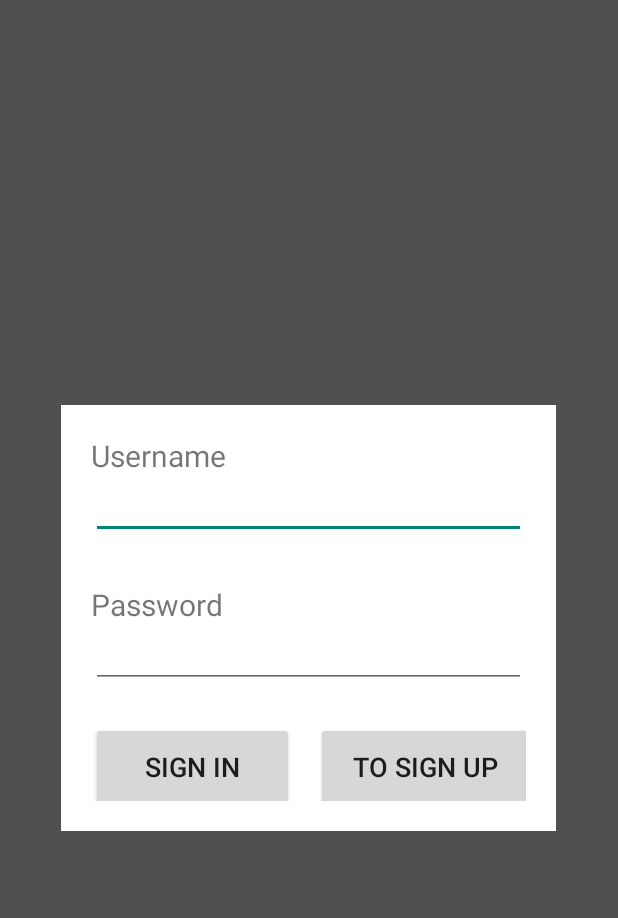
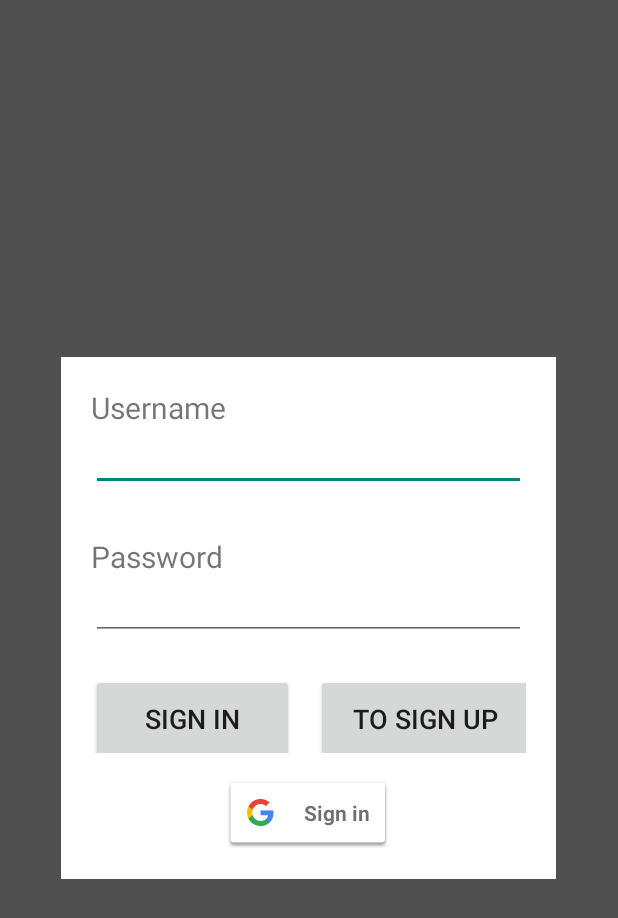
Before and after one commit to ioan45/HolidayDestinationsApp, an Android app: the screen it shows after launch (SignInActivity), on a phone screen of 412 x 824 dp. Shown: the top 918 px of the screen. Run offline under Robolectric (Android 15) with nearby library versions, the phone set to English and light mode, and no system bars.

Commit message:
Added Google SignIn

```diff
--- a/app/src/main/AndroidManifest.xml
+++ b/app/src/main/AndroidManifest.xml
@@ -1,7 +1,7 @@
 <?xml version="1.0" encoding="utf-8"?>
 <manifest xmlns:android="http://schemas.android.com/apk/res/android"
-    xmlns:tools="http://schemas.android.com/tools" >
-
+    xmlns:tools="http://schemas.android.com/tools"
+    package="com.example.holidaydestinationsapp">
     <uses-permission android:name="android.permission.READ_EXTERNAL_STORAGE" />
 
     <application
--- a/app/src/main/java/com/example/holidaydestinationsapp/SignInActivity.java
+++ b/app/src/main/java/com/example/holidaydestinationsapp/SignInActivity.java
@@ -1,16 +1,30 @@
 package com.example.holidaydestinationsapp;
 
+import androidx.activity.result.ActivityResult;
+import androidx.activity.result.ActivityResultCallback;
+import androidx.activity.result.ActivityResultLauncher;
+import androidx.activity.result.contract.ActivityResultContracts;
 import androidx.appcompat.app.AppCompatActivity;
 
+import android.app.Activity;
 import android.content.Intent;
 import android.database.Cursor;
 import android.os.Bundle;
 import android.view.View;
 import android.widget.*;
 
+import com.google.android.gms.auth.api.signin.GoogleSignIn;
+import com.google.android.gms.auth.api.signin.GoogleSignInAccount;
+import com.google.android.gms.auth.api.signin.GoogleSignInClient;
+import com.google.android.gms.auth.api.signin.GoogleSignInOptions;
+import com.google.android.gms.common.api.ApiException;
+import com.google.android.gms.tasks.Task;
+
 import java.util.UUID;
 
 public class SignInActivity extends AppCompatActivity {
+    private static final int RC_SIGN_IN = 100;
+
     private EditText usernameInput;
     private EditText passwordInput;
     private Button signInButton;
@@ -36,13 +50,58 @@ public class SignInActivity extends AppCompatActivity {
         spManager = SharedPreferencesManager.getInstance(this);
         signInButton.setOnClickListener(this::onClickSignInButton);
         signUpButton.setOnClickListener(this::onClickSignUpButton);
+        findViewById(R.id.sign_in_button).setOnClickListener(this::onClickSignInGoogleButton);
 
         isSigningIn = false;
         passwordToCheck = null;
+
+        GoogleSignInOptions gso = new GoogleSignInOptions.Builder(GoogleSignInOptions.DEFAULT_SIGN_IN)
+                .requestEmail()
+                .build();
+        User.googleSignInClient = GoogleSignIn.getClient(this, gso);
+    }
+
+    @Override
+    protected void onStart() {
+        super.onStart();
+        GoogleSignInAccount account = GoogleSignIn.getLastSignedInAccount(this);
+        if (account != null) {
+            // Google user already signed in.
+            User.signedInUser = new User(-1, account.getDisplayName());
+            this.startActivity(new Intent(this, HomeActivity.class));
+        }
+    }
+
+    @Override
+    public void onActivityResult(int requestCode, int resultCode, Intent data) {
+        super.onActivityResult(requestCode, resultCode, data);
+
+        // Result returned from launching the Intent from GoogleSignInClient.getSignInIntent(...);
+        if (requestCode == RC_SIGN_IN) {
+            Task<GoogleSignInAccount> task = GoogleSignIn.getSignedInAccountFromIntent(data);
+            handleSignInResult(task);
+        }
     }
 
     public void onClickSignUpButton(View v) {
         this.startActivity(new Intent(this, SignUpActivity.class));
+    }
+
+    public void onClickSignInGoogleButton(View v) {
+        Intent signInIntent = User.googleSignInClient.getSignInIntent();
+        startActivityForResult(signInIntent, RC_SIGN_IN);
+    }
+
+    private void handleSignInResult(Task<GoogleSignInAccount> completedTask) {
+        try {
+            GoogleSignInAccount account = completedTask.getResult(ApiException.class);
+            // Google user signed in.
+            User.signedInUser = new User(-1, account.getDisplayName());
+            this.startActivity(new Intent(this, HomeActivity.class));
+        } catch (ApiException e) {
+            finish();
+            startActivity(getIntent());
+        }
     }
 
     public void onClickSignInButton(View v) {
--- a/app/src/main/java/com/example/holidaydestinationsapp/User.java
+++ b/app/src/main/java/com/example/holidaydestinationsapp/User.java
@@ -1,7 +1,10 @@
 package com.example.holidaydestinationsapp;
+
+import com.google.android.gms.auth.api.signin.GoogleSignInClient;
 
 public class User {
     public static User signedInUser = null;
+    public static GoogleSignInClient googleSignInClient = null;
 
     private final int id;
     private final String username;
--- a/app/src/main/res/layout-land/activity_sign_in.xml
+++ b/app/src/main/res/layout-land/activity_sign_in.xml
@@ -62,5 +62,11 @@
                 android:textSize="18sp"
                 />
         </LinearLayout>
+        <com.google.android.gms.common.SignInButton
+            android:id="@+id/sign_in_button"
+            android:layout_width="wrap_content"
+            android:layout_height="wrap_content"
+            android:layout_gravity="center"
+            android:layout_marginTop="15dp"/>
     </LinearLayout>
 </RelativeLayout>
--- a/app/src/main/res/layout/activity_sign_in.xml
+++ b/app/src/main/res/layout/activity_sign_in.xml
@@ -62,5 +62,11 @@
                 android:textSize="18sp"
                 />
         </LinearLayout>
+        <com.google.android.gms.common.SignInButton
+            android:id="@+id/sign_in_button"
+            android:layout_width="wrap_content"
+            android:layout_height="wrap_content"
+            android:layout_gravity="center"
+            android:layout_marginTop="15dp"/>
     </LinearLayout>
 </RelativeLayout>
```
Also changed, not shown: app/src/main/java/com/example/holidaydestinationsapp/HomeActivity.java (+23 -3 lines).
